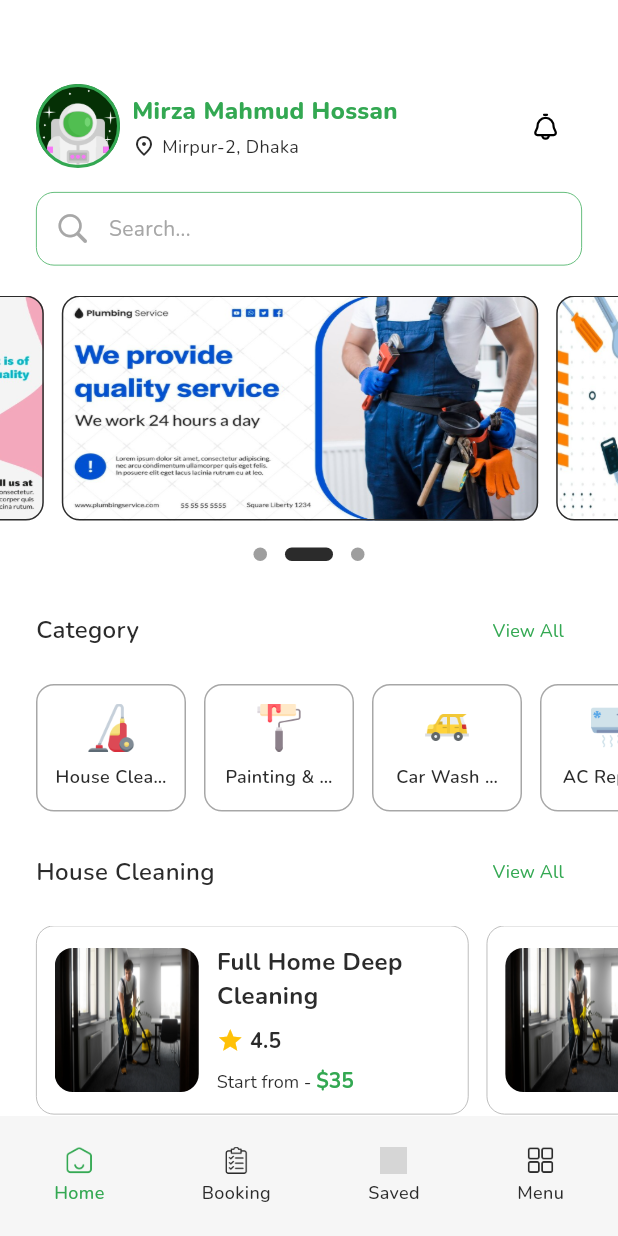
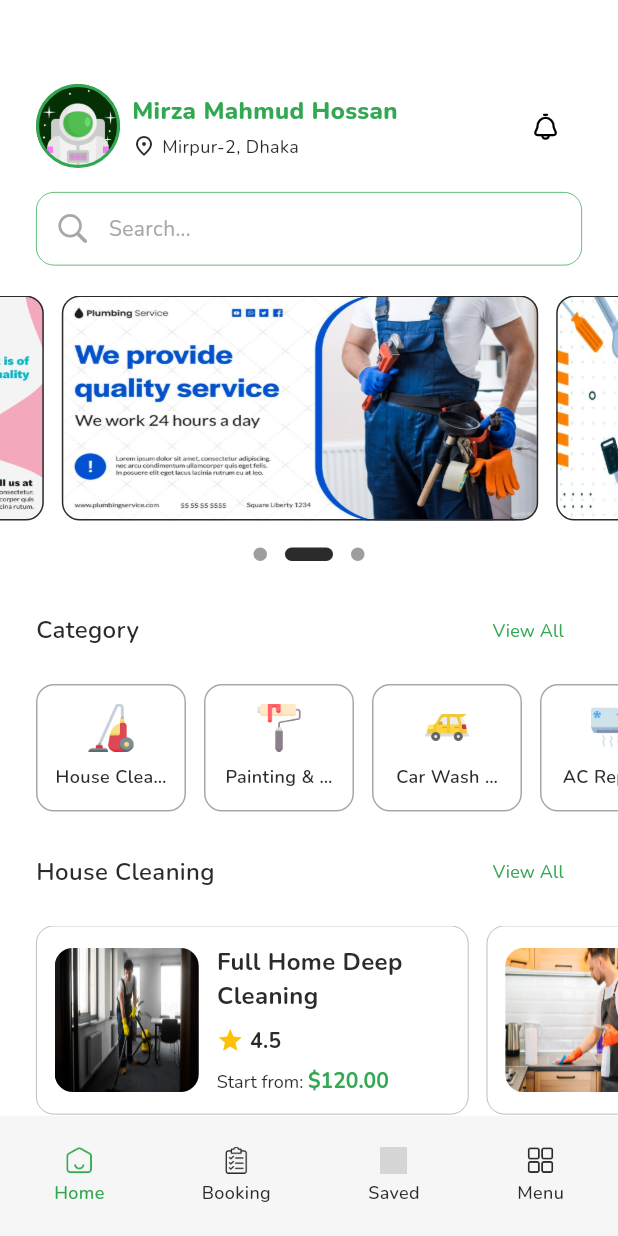
Before and after one commit to AppSync-Studio/worker_bridge, a Flutter app: the BottomNavScreens screen opened by its route, on a phone screen of 412 x 824 dp. Run offline on Flutter 3.47's test engine with Material 3 defaults, Android fonts, the light colour scheme and no system bars; drawn by our look-alikes of carousel_slider, dots_indicator; our stand-ins replace flutter_svg, gap, get, google_fonts, smooth_page_indicator; grey boxes are pictures that could not be loaded.

Commit message:
feat(home screen): house_cleaning_design_complete

```diff
--- a/lib/view/screens/home/home_controller.dart
+++ b/lib/view/screens/home/home_controller.dart
@@ -46,6 +46,33 @@ class HomeController extends GetxController{
     ),
   ];
 
+  List<HouseCleaning> houseCleaningList = [
+    HouseCleaning(
+      imageSrc: AppImage.fullHomeDeepCleanImage,
+      serviceTitle: "Full Home Deep Cleaning",
+      serviceRating: 4.5,
+      servicePrice: 120.00
+    ),
+    HouseCleaning(
+      imageSrc: AppImage.kitchenCleaningImage,
+      serviceTitle: "Kitchen Deep Cleaning",
+      serviceRating: 4.9,
+      servicePrice: 35.00
+    ),
+    HouseCleaning(
+      imageSrc: AppImage.bathroomCleaningImage,
+      serviceTitle: "Bathroom Deep Cleaning",
+      serviceRating: 5.0,
+      servicePrice: 50.00
+    ),
+    HouseCleaning(
+      imageSrc: AppImage.floorCleaningImage,
+      serviceTitle: "Floor Deep Cleaning",
+      serviceRating: 4.2,
+      servicePrice: 25.50
+    )
+  ];
+
   void setCurrentIndex(int index) {
     currentIndex = index;
     update();
--- a/lib/view/screens/home/home_model.dart
+++ b/lib/view/screens/home/home_model.dart
@@ -19,3 +19,13 @@ class Categories{
 
   Categories({this.imageSrc, this.title});
 }
+
+class HouseCleaning{
+
+  String imageSrc;
+  String serviceTitle;
+  double serviceRating;
+  double servicePrice;
+
+  HouseCleaning({required this.imageSrc, required this.serviceTitle, required this.serviceRating, required this.servicePrice});
+}
--- a/lib/view/screens/home/inner_widget/house_cleaning_section.dart
+++ b/lib/view/screens/home/inner_widget/house_cleaning_section.dart
@@ -1,10 +1,7 @@
 import 'package:flutter/material.dart';
-import 'package:gap/gap.dart';
-import 'package:google_fonts/google_fonts.dart';
-import 'package:worker_bridge/utils/app_utils/app_image/app_image.dart';
-import 'package:worker_bridge/utils/app_utils/color/app_colors.dart';
 import 'package:worker_bridge/utils/app_utils/extensions/gap_extension.dart';
 import 'package:worker_bridge/view/screens/home/home_controller.dart';
+import 'package:worker_bridge/view/widgets/cards/home_screen_service_card.dart';
 import 'package:worker_bridge/view/widgets/home/section_title_widget.dart';
 
 class HouseCleaningSection extends StatelessWidget {
@@ -25,64 +22,12 @@ class HouseCleaningSection extends StatelessWidget {
           scrollDirection: Axis.horizontal,
           physics: const BouncingScrollPhysics(),
           child: Row(
-            children: List.generate(4, (index) => Container(
-              padding: const EdgeInsetsDirectional.symmetric(horizontal: 12, vertical: 12),
-              margin: EdgeInsetsDirectional.only(end: index == 3 ? 0 : 12),
-              width: MediaQuery.of(context).size.width * 0.7,
-              decoration: BoxDecoration(
-                borderRadius: BorderRadius.circular(12),
-                border: Border.all(color: AppColors.colorGrey, width: 0.5)
-              ),
-              child: Row(
-                children: [
-                  ClipRRect(
-                    borderRadius: BorderRadius.circular(12),
-                    child: const Image(
-                      image: AssetImage(AppImage.fullHomeDeepCleanImage),
-                      fit: BoxFit.fill,
-                      height: 96, width: 96,
-                    ),
-                  ),
-                  const Gap(12),
-                  Expanded(
-                    child: Column(
-                      crossAxisAlignment: CrossAxisAlignment.start,
-                      children: [
-                        Text(
-                          "Full Home Deep Cleaning",
-                          style: GoogleFonts.nunito(color: AppColors.colorBlack, fontWeight: FontWeight.w700, fontSize: 16),
-                        ),
-                        const Gap(8),
-                        Row(
-                          children: [
-                            const Icon(Icons.star, color: Colors.amber, size: 18),
-                            const Gap(4),
-                            Text(
-                              "4.5",
-                              style: GoogleFonts.nunito(color: AppColors.colorBlack, fontSize: 14, fontWeight: FontWeight.w700),
-                            )
-                          ],
-                        ),
-                        const Gap(8),
-                        RichText(
-                          text: TextSpan(
-                            children: [
-                              TextSpan(
-                                text: "Start from - ",
-                                style: GoogleFonts.nunito(color: AppColors.colorBlack, fontSize: 12, fontWeight: FontWeight.w400)
-                              ),
-                              TextSpan(
-                                text: "\$35",
-                                style: GoogleFonts.nunito(color: AppColors.primaryColor, fontSize: 14, fontWeight: FontWeight.w700)
-                              )
-                            ]
-                          ),
-                        )
-                      ],
-                    ),
-                  )
-                ],
-              ),
+            children: List.generate(homeController.houseCleaningList.length, (index) => HomeScreenServiceCard(
+              leftSpacing: index == homeController.houseCleaningList.lastIndexWhere((element) => false) ? 0 : 12,
+              imageSrc: homeController.houseCleaningList[index].imageSrc,
+              serviceTitle: homeController.houseCleaningList[index].serviceTitle,
+              serviceRating: homeController.houseCleaningList[index].serviceRating,
+              servicePrice: homeController.houseCleaningList[index].servicePrice
             )),
           ),
         )
--- /dev/null
+++ b/lib/view/widgets/cards/home_screen_service_card.dart
@@ -0,0 +1,94 @@
+import 'package:flutter/material.dart';
+import 'package:gap/gap.dart';
+import 'package:google_fonts/google_fonts.dart';
+import 'package:worker_bridge/utils/app_utils/color/app_colors.dart';
+
+class HomeScreenServiceCard extends StatelessWidget {
+
+  final double leftSpacing;
+  final double borderWidth;
+  final double borderRadius;
+  final Color borderColor;
+  final String imageSrc;
+  final double imageSize;
+  final String serviceTitle;
+  final double serviceRating;
+  final double servicePrice;
+
+  const HomeScreenServiceCard({
+    required this.leftSpacing,
+    this.borderWidth = 0.5,
+    this.borderRadius = 12,
+    this.borderColor = AppColors.colorGrey,
+    required this.imageSrc,
+    this.imageSize = 96,
+    required this.serviceTitle,
+    required this.serviceRating,
+    required this.servicePrice,
+    super.key
+  });
+
+  @override
+  Widget build(BuildContext context) {
+
+    return Container(
+      padding: const EdgeInsetsDirectional.symmetric(horizontal: 12, vertical: 12),
+      margin: EdgeInsetsDirectional.only(end: leftSpacing),
+      width: MediaQuery.of(context).size.width * 0.7,
+      decoration: BoxDecoration(
+          borderRadius: BorderRadius.circular(borderRadius),
+          border: Border.all(color: borderColor, width: borderWidth)
+      ),
+      child: Row(
+        children: [
+          ClipRRect(
+            borderRadius: BorderRadius.circular(12),
+            child: Image(
+              image: AssetImage(imageSrc),
+              fit: BoxFit.fill,
+              height: imageSize, width: imageSize,
+            ),
+          ),
+          const Gap(12),
+          Expanded(
+            child: Column(
+              crossAxisAlignment: CrossAxisAlignment.start,
+              children: [
+                Text(
+                  serviceTitle,
+                  style: GoogleFonts.nunito(color: AppColors.colorBlack, fontWeight: FontWeight.w700, fontSize: 16),
+                ),
+                const Gap(8),
+                Row(
+                  children: [
+                    const Icon(Icons.star, color: Colors.amber, size: 18),
+                    const Gap(4),
+                    Text(
+                      "$serviceRating",
+                      style: GoogleFonts.nunito(color: AppColors.colorBlack, fontSize: 14, fontWeight: FontWeight.w700),
+                    )
+                  ],
+                ),
+                const Gap(8),
+                RichText(
+                  text: TextSpan(
+                      children: [
+                        TextSpan(
+                            text: "Start from: ",
+                            style: GoogleFonts.nunito(color: AppColors.colorBlack, fontSize: 12, fontWeight: FontWeight.w400)
+                        ),
+                        TextSpan(
+                            text: "\$${servicePrice.toStringAsFixed(2)}",
+                            style: GoogleFonts.nunito(color: AppColors.primaryColor, fontSize: 14, fontWeight: FontWeight.w700)
+                        )
+                      ]
+                  ),
+                )
+              ],
+            ),
+          )
+        ],
+      ),
+    );
+  }
+}
```
